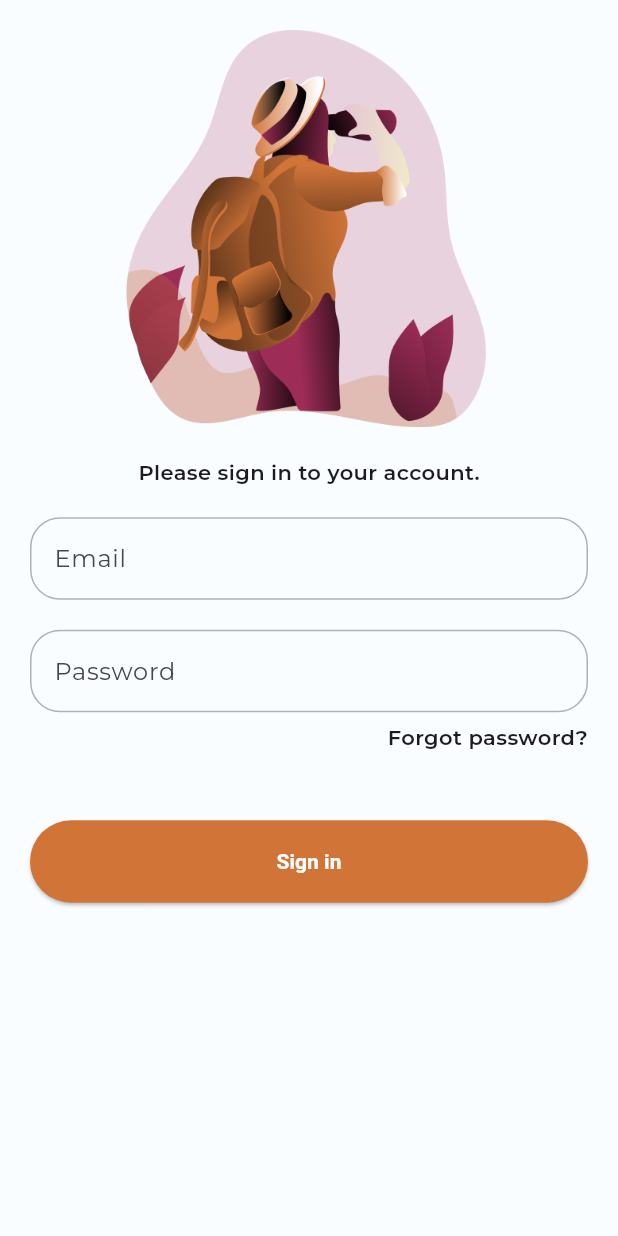
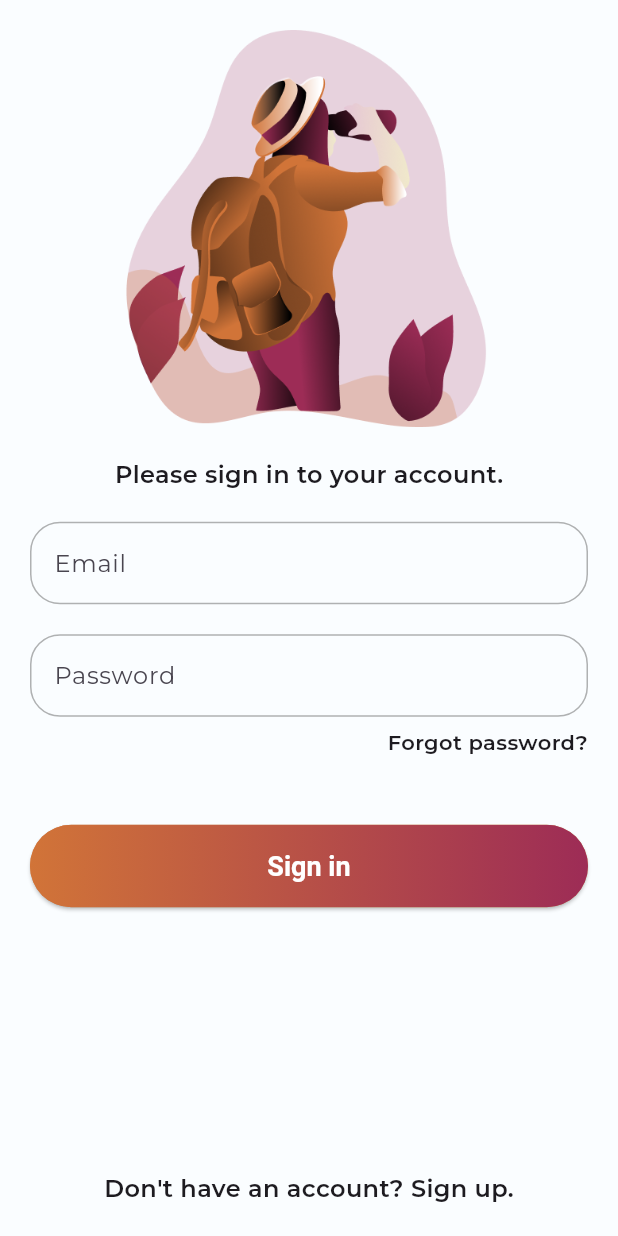
Before and after one commit to MatejStrlek/TouristApp-flutter, a Flutter app: the screen it shows after launch, on a phone screen of 412 x 824 dp. Run offline on Flutter 3.47's test engine with Material 3 defaults, Android fonts, the light colour scheme and no system bars.

Commit message:
text styles

```diff
--- a/lib/screen/sign_in_screen.dart
+++ b/lib/screen/sign_in_screen.dart
@@ -1,3 +1,4 @@
+import 'package:faks/style/style_extensions.dart';
 import 'package:faks/widget/custom_primary_button.dart';
 import 'package:faks/widget/custom_text_field.dart';
 import 'package:flutter/material.dart';
@@ -18,9 +19,9 @@ class SignInScreen extends StatelessWidget {
               children: [
                 Image.asset("assets/images/login_image.png", width: 250),
                 const SizedBox(height: 20),
-                const Text(
+                Text(
                   "Please sign in to your account.",
-                  style: TextStyle(fontWeight: FontWeight.w600),
+                  style: context.textSubtitle,
                 ),
                 const SizedBox(height: 20),
                 const CustomTextField(label: "Email"),
@@ -38,6 +39,11 @@ class SignInScreen extends StatelessWidget {
                 ),
                 const SizedBox(height: 45),
                 const CustomPrimaryButton(text: "Sign in"),
+                const Spacer(),
+                Text(
+                    "Don't have an account? Sign up.",
+                    style: context.textSubtitle,
+                ) //TODO make this text button
               ],
             ),
           ),
--- /dev/null
+++ b/lib/style/style_extensions.dart
@@ -0,0 +1,13 @@
+import 'package:faks/style/text_styles.dart';
+import 'package:flutter/material.dart';
+
+import 'colors.dart';
+
+extension StyleExtensions on BuildContext {
+  Color get colorGradientBegin => Theme.of(this).extension<AppColors>()!.gradientBegin!;
+  Color get colorGradientEnd => Theme.of(this).extension<AppColors>()!.gradientEnd!;
+  Color get colorText => Theme.of(this).extension<AppColors>()!.text!;
+
+  TextStyle get textButton => Theme.of(this).textTheme.buttonTextStyle;
+  TextStyle get textSubtitle => Theme.of(this).textTheme.subtitleTextStyle;
+}
--- /dev/null
+++ b/lib/style/text_styles.dart
@@ -0,0 +1,9 @@
+import 'package:flutter/material.dart';
+
+const _buttonTextStyle = TextStyle(fontSize: 18, fontWeight: FontWeight.bold);
+const _subtitleTextStyle = TextStyle(fontSize: 16, fontWeight: FontWeight.w600);
+
+extension CustomTextStyle on TextTheme {
+  TextStyle get buttonTextStyle => _buttonTextStyle;
+  TextStyle get subtitleTextStyle => _subtitleTextStyle;
+}
--- a/lib/widget/custom_primary_button.dart
+++ b/lib/widget/custom_primary_button.dart
@@ -1,4 +1,4 @@
-import 'package:faks/style/colors.dart';
+import 'package:faks/style/style_extensions.dart';
 import 'package:flutter/material.dart';
 
 class CustomPrimaryButton extends StatelessWidget {
@@ -17,13 +17,37 @@ class CustomPrimaryButton extends StatelessWidget {
       child: ElevatedButton(
         style: ElevatedButton.styleFrom(
           foregroundColor: Colors.white,
-          backgroundColor: Theme.of(context).extension<AppColors>()!.gradientBegin!,
+          backgroundColor: context.colorGradientBegin,
           textStyle: const TextStyle(
-            fontWeight: FontWeight.w600,
+            fontWeight: FontWeight.bold,
+          ),
+          padding: EdgeInsets.zero,
+        ),
+        onPressed: () {},
+        child: Ink(
+          decoration: BoxDecoration(
+            gradient: LinearGradient(
+              colors: [
+                context.colorGradientBegin,
+                context.colorGradientEnd,
+              ],
+              begin: Alignment.centerLeft,
+              end: Alignment.centerRight,
+            ),
+            borderRadius: BorderRadius.circular(30),
+          ),
+          child: Container(
+            constraints: BoxConstraints(
+              minHeight: 50
+            ),
+            alignment: Alignment.center,
+            child: Text(
+              text,
+              style: context.textButton.copyWith(color: Colors.white
+              ),
+            ),
           ),
         ),
-        onPressed: () {},
-        child: Text(text),
       ),
     );
   }
```
